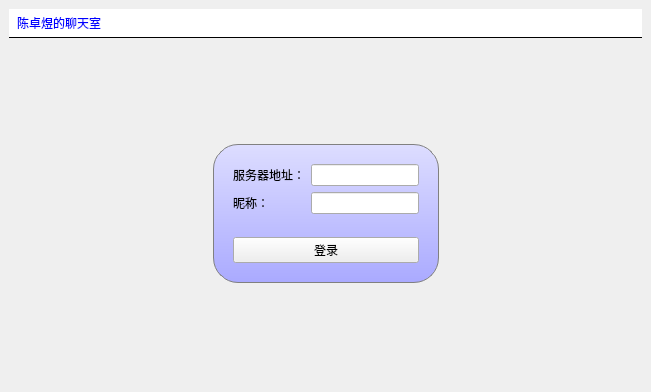
This is ChatClient/mainwindow.ui in themiss0/exp4 as Qt 5 draws it before an edit. The edited form follows.
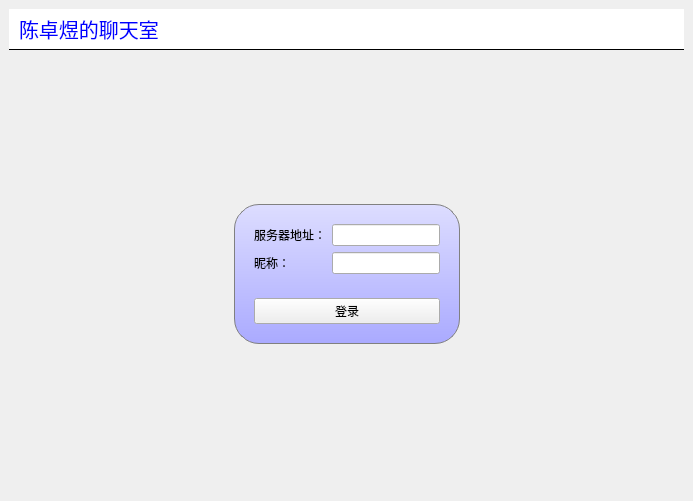
This is the edited form. The open tabs and pages were chosen to show the change.

Diff of the .ui file:
```diff
--- a/ChatClient/mainwindow.ui
+++ b/ChatClient/mainwindow.ui
@@ -6,8 +6,8 @@
    <rect>
     <x>0</x>
     <y>0</y>
-    <width>651</width>
-    <height>392</height>
+    <width>693</width>
+    <height>501</height>
    </rect>
   </property>
   <property name="windowTitle">
@@ -17,7 +17,7 @@
    <string notr="true">#titleLabel{
 background:white;
 color:blue;
-fong-size:20px;
+font-size:20px;
 border:none;
 border-bottom:1px solid black;
 padding:5px;
```
Left out of the diff: 12 changed lines with no effect on the pictures.
